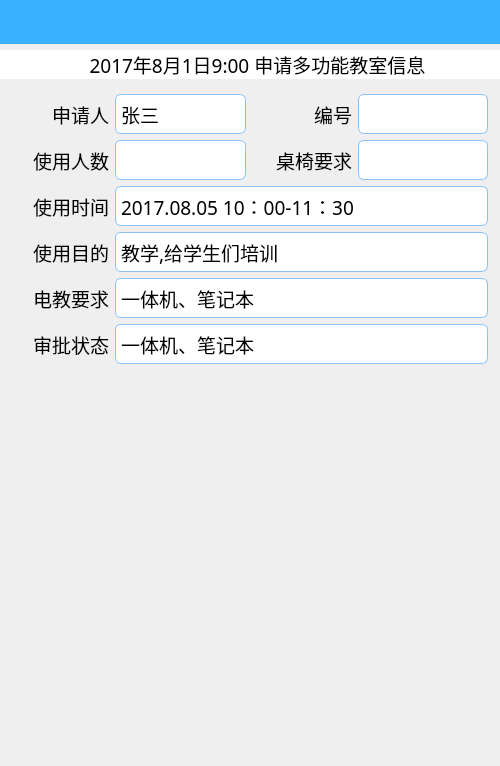
Above: pages/RoomPage2.ui from wps139hf/app before the change. Below: the same form after it.
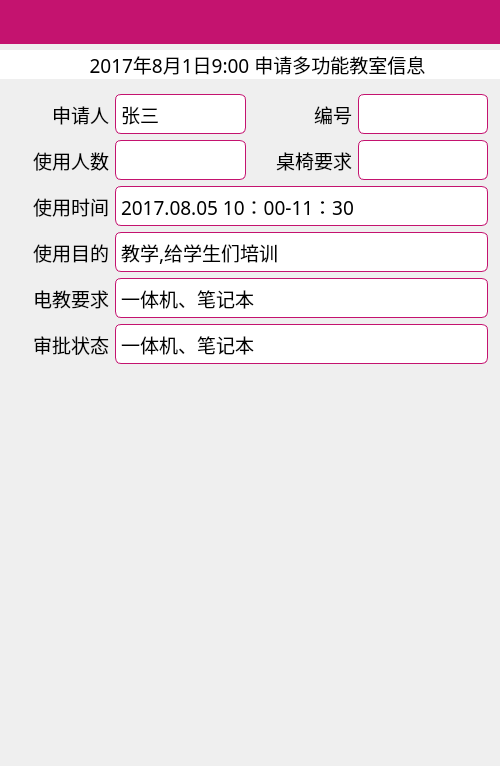
That is the form after the change. Custom widgets are drawn as their Qt base class.

Patch:
```diff
--- a/pages/RoomPage2.ui
+++ b/pages/RoomPage2.ui
@@ -41,7 +41,7 @@
       </size>
      </property>
      <property name="styleSheet">
-      <string notr="true">background-color: rgb(57, 179, 255);</string>
+      <string notr="true">background-color: rgb(196, 19, 111);</string>
      </property>
     </widget>
    </item>
@@ -222,7 +222,7 @@
         </property>
         <property name="styleSheet">
          <string notr="true">QLabel{
-	border:1px solid rgb(136, 194, 248);
+	border:1px solid rgb(196, 19, 111);
 	border-radius: 6px;
 	background-color: rgb(255,255,255);
 }</string>
@@ -378,7 +378,7 @@
         </property>
         <property name="styleSheet">
          <string notr="true">QLabel{
-	border:1px solid rgb(136, 194, 248);
+	border:1px solid rgb(196, 19, 111);
 	border-radius: 6px;
 	background-color: rgb(255,255,255);
 }</string>
@@ -528,7 +528,7 @@
         </property>
         <property name="styleSheet">
          <string notr="true">QLabel{
-	border:1px solid rgb(136, 194, 248);
+	border:1px solid rgb(196, 19, 111);
 	border-radius: 6px;
 	background-color: rgb(255,255,255);
 }</string>
@@ -587,7 +587,7 @@
         </property>
         <property name="styleSheet">
          <string notr="true">QLabel{
-	border:1px solid rgb(136, 194, 248);
+	border:1px solid rgb(196, 19, 111);
 	border-radius: 6px;
 	background-color: rgb(255,255,255);
 }</string>
@@ -646,7 +646,7 @@
         </property>
         <property name="styleSheet">
          <string notr="true">QLabel{
-	border:1px solid rgb(136, 194, 248);
+	border:1px solid rgb(196, 19, 111);
 	border-radius: 6px;
 	background-color: rgb(255,255,255);
 }</string>
@@ -705,7 +705,7 @@
         </property>
         <property name="styleSheet">
          <string notr="true">QLabel{
-	border:1px solid rgb(136, 194, 248);
+	border:1px solid rgb(196, 19, 111);
 	border-radius: 6px;
 	background-color: rgb(255,255,255);
 }</string>
@@ -764,7 +764,7 @@
         </property>
         <property name="styleSheet">
          <string notr="true">QLabel{
-	border:1px solid rgb(136, 194, 248);
+	border:1px solid rgb(196, 19, 111);
 	border-radius: 6px;
 	background-color: rgb(255,255,255);
 }</string>
@@ -823,7 +823,7 @@
         </property>
         <property name="styleSheet">
          <string notr="true">QLabel{
-	border:1px solid rgb(136, 194, 248);
+	border:1px solid rgb(196, 19, 111);
 	border-radius: 6px;
 	background-color: rgb(255,255,255);
 }</string>
```
